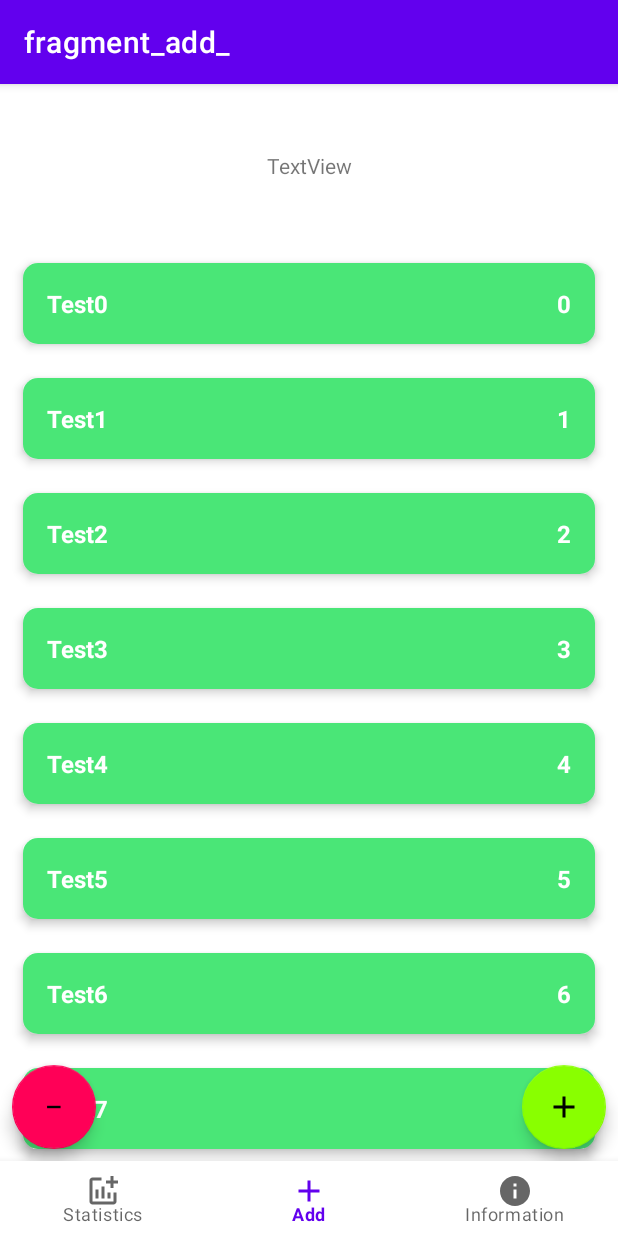
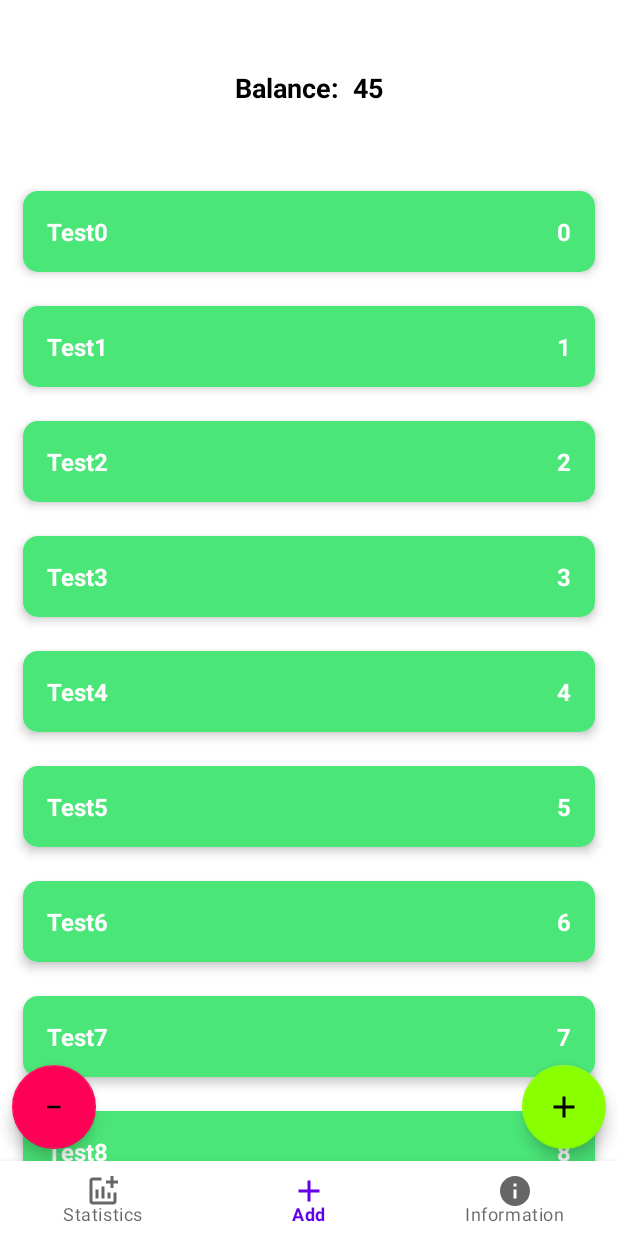
Before and after one commit to YungDenn/CoinKeeper, an Android app: the screen it shows after launch (MainActivity), on a phone screen of 412 x 824 dp. Run offline under Robolectric (Android 15) with nearby library versions, the phone set to English and light mode, and no system bars; our stand-ins replace navigation-ui.

Commit message:
Add Finance Balance

```diff
--- a/app/src/main/java/com/example/coinkeeper/data/FinanceItemListRepositoryImpl.kt
+++ b/app/src/main/java/com/example/coinkeeper/data/FinanceItemListRepositoryImpl.kt
@@ -11,7 +11,12 @@ object FinanceItemListRepositoryImpl: FinanceItemRepository {
     private val financeListLD = MutableLiveData<List<FinanceItem>>()
     private val financeList = sortedSetOf<FinanceItem>({ p0, p1 -> p0.id.compareTo(p1.id) })
 
+
+    private val balanceLD = MutableLiveData<Int>()
+    private var balance: Int = 0
+
     private var autoIncrementId = 0
+    //private var balance = 0
 
     init {
         for (i in 0 until 10) {
@@ -24,9 +29,20 @@ object FinanceItemListRepositoryImpl: FinanceItemRepository {
         if (financeItem.id == FinanceItem.UNDEFINED_ID) {
             financeItem.id = autoIncrementId++
         }
+        updateBalance(financeItem.sum)
         financeList.add(financeItem)
         updateList()
     }
+
+    private fun updateBalance(sum: Int){
+        balance += sum
+        balanceLD.value = balance
+    }
+
+    override fun getFinanceBalance(): MutableLiveData<Int> {
+        return balanceLD
+    }
+
 
     override fun deleteItem(financeItem: FinanceItem) {
         financeList.remove(financeItem)
@@ -51,6 +67,7 @@ object FinanceItemListRepositoryImpl: FinanceItemRepository {
 
     private fun updateList(){
         financeListLD.value = financeList.toList()
+
     }
 
 }
--- /dev/null
+++ b/app/src/main/java/com/example/coinkeeper/domain/FinanceBalance.kt
@@ -0,0 +1,5 @@
+package com.example.coinkeeper.domain
+
+data class FinanceBalance (
+    val balance: Int
+)
--- a/app/src/main/java/com/example/coinkeeper/domain/FinanceItemRepository.kt
+++ b/app/src/main/java/com/example/coinkeeper/domain/FinanceItemRepository.kt
@@ -1,6 +1,7 @@
 package com.example.coinkeeper.domain
 
 import androidx.lifecycle.LiveData
+import androidx.lifecycle.MutableLiveData
 
 interface FinanceItemRepository {
 
@@ -13,4 +14,7 @@ interface FinanceItemRepository {
     fun getFinanceItem(financeItemId: Int): FinanceItem
 
     fun getFinanceItemList(): LiveData<List<FinanceItem>>
+
+    fun getFinanceBalance(): MutableLiveData<Int>
+
 }
--- /dev/null
+++ b/app/src/main/java/com/example/coinkeeper/domain/GetFinanceBalanceUseCase.kt
@@ -0,0 +1,9 @@
+package com.example.coinkeeper.domain
+
+import androidx.lifecycle.MutableLiveData
+
+class GetFinanceBalanceUseCase(private val financeItemRepository: FinanceItemRepository) {
+    fun getFinanceBalance(): MutableLiveData<Int>{
+        return financeItemRepository.getFinanceBalance()
+    }
+}
--- a/app/src/main/java/com/example/coinkeeper/presentation/Add_Fragment.kt
+++ b/app/src/main/java/com/example/coinkeeper/presentation/Add_Fragment.kt
@@ -5,31 +5,46 @@ import androidx.fragment.app.Fragment
 import android.view.LayoutInflater
 import android.view.View
 import android.view.ViewGroup
+import android.widget.TextView
+import androidx.lifecycle.MutableLiveData
 import androidx.lifecycle.ViewModelProvider
 import androidx.recyclerview.widget.RecyclerView
-import android.widget.TextView
+import androidx.recyclerview.widget.ItemTouchHelper
 import com.example.coinkeeper.R
 import com.google.android.material.floatingactionbutton.FloatingActionButton
 
 
 class Add_Fragment : Fragment(), FinanceItemFragment.OnEditingFinishedListener {
 
-    private lateinit var viewModel: MainViewModel
+
     private lateinit var financeListAdapter: FinanceListAdapter
+    private lateinit var balance: MutableLiveData<Int>
+
+    private lateinit var viewModelMain : MainViewModel
+        //ViewModelProvider(this).get(MainViewModel::class.java)
+
 
     override fun onCreate(savedInstanceState: Bundle?) {
         super.onCreate(savedInstanceState)
+        viewModelMain = ViewModelProvider(this).get(MainViewModel::class.java)
+        viewModelMain.financeList.observe(this) {
+            financeListAdapter.submitList(it)
+        }
 
     }
 
     override fun onViewCreated(view: View, savedInstanceState: Bundle?) {
         super.onViewCreated(view, savedInstanceState)
         //setupAddOnClickListener()
-        val buttonAddItem = view.findViewById<FloatingActionButton>(R.id.bAdd)
-        buttonAddItem?.setOnClickListener{
+        val buttonIncomeItem = view.findViewById<FloatingActionButton>(R.id.bAdd)
+        val buttonExpenseItem = view.findViewById<FloatingActionButton>(R.id.bMinus)
+        buttonIncomeItem?.setOnClickListener{
             launchFragment(FinanceItemFragment.newInstanceAddItemIncome())
         }
-
+        buttonExpenseItem?.setOnClickListener{
+            launchFragment(FinanceItemFragment.newInstanceAddItemExpense())
+        }
+        setupBalance()
     }
 
     override fun onEditingFinished() {
@@ -40,20 +55,17 @@ class Add_Fragment : Fragment(), FinanceItemFragment.OnEditingFinishedListener {
         inflater: LayoutInflater, container: ViewGroup?,
         savedInstanceState: Bundle?
     ): View? {
-        // Inflate the layout for this fragment
         val view = inflater.inflate(R.layout.fragment_add_, container, false)
         setupRecyclerView(view)
-        viewModel = ViewModelProvider(this).get(MainViewModel::class.java)
-        viewModel.financeList.observe(this) {
-            financeListAdapter.submitList(it)
-        }
         return view
     }
-    //private fun setupAddOnClickListener(){
-//
-    //}
+    private fun setupBalance(){
+        val tv_Balance = requireActivity().findViewById<TextView>(R.id.tv_Balance)
+        viewModelMain.balanceLD.observe(this){
+            tv_Balance.setText(it.toString())
+        }
 
-
+    }
     private fun launchFragment(fragment: Fragment) {
         parentFragmentManager.popBackStack()
         parentFragmentManager.beginTransaction()
@@ -75,7 +87,37 @@ class Add_Fragment : Fragment(), FinanceItemFragment.OnEditingFinishedListener {
                 FinanceListAdapter.VIEW_TYPE_EXPENSE,
                 FinanceListAdapter.MAX_POOL_SIZE
             )
-            //setupClickListener()
+            setupSwipeListener(rvFinanceList)
+            setupClickListener()
+        }
+    }
+
+    private fun setupSwipeListener(rvFinanceList: RecyclerView) {
+        val callback = object : ItemTouchHelper.SimpleCallback(
+            0,
+            ItemTouchHelper.LEFT or ItemTouchHelper.RIGHT
+        ) {
+
+            override fun onMove(
+                recyclerView: RecyclerView,
+                viewHolder: RecyclerView.ViewHolder,
+                target: RecyclerView.ViewHolder
+            ): Boolean {
+                return false
+            }
+
+            override fun onSwiped(viewHolder: RecyclerView.ViewHolder, direction: Int) {
+                val item = financeListAdapter.currentList[viewHolder.adapterPosition]
+                viewModelMain.deleteFinanceItem(item)
+            }
+        }
+        val itemTouchHelper = ItemTouchHelper(callback)
+        itemTouchHelper.attachToRecyclerView(rvFinanceList)
+    }
+
+    private fun setupClickListener() {
+        financeListAdapter.onFinanceItemClickListener = {
+            launchFragment(FinanceItemFragment.newInstanceEditItem(it.id))
         }
     }
 
--- a/app/src/main/java/com/example/coinkeeper/presentation/FinanceItemFragment.kt
+++ b/app/src/main/java/com/example/coinkeeper/presentation/FinanceItemFragment.kt
@@ -79,6 +79,7 @@ class FinanceItemFragment : Fragment() {
         viewModel.shopItem.observe(viewLifecycleOwner) {
             etName.setText(it.name)
             etCount.setText(it.sum.toString())
+            etComment.setText(it.comment)
         }
         buttonSave.setOnClickListener {
             viewModel.editFinanceItem(etName.text?.toString(), etCount.text?.toString(), etComment.text?.toString())
@@ -162,8 +163,7 @@ class FinanceItemFragment : Fragment() {
         val operation = args.getString(OPERATION_TYPE)
         if (operation == OPERATION_INCOME){
             typeOperation = 1
-        }
-        else{
+        } else{
             typeOperation = 0
         }
     }
@@ -202,6 +202,15 @@ class FinanceItemFragment : Fragment() {
             }
         }
 
+        fun newInstanceAddItemExpense(): FinanceItemFragment {
+            return FinanceItemFragment().apply {
+                arguments = Bundle().apply {
+                    putString(SCREEN_MODE, MODE_ADD)
+                    putString(OPERATION_TYPE, OPERATION_EXPENSE)
+                }
+            }
+        }
+
         fun newInstanceEditItem(financeItemId: Int): FinanceItemFragment {
             //return ShopItemFragment(MODE_EDIT, shopItemId)
             return FinanceItemFragment().apply {
--- a/app/src/main/java/com/example/coinkeeper/presentation/FinanceItemViewHolder.kt
+++ b/app/src/main/java/com/example/coinkeeper/presentation/FinanceItemViewHolder.kt
@@ -1,6 +1,7 @@
 package com.example.coinkeeper.presentation
 
 import android.view.View
+import android.widget.EditText
 import android.widget.TextView
 import androidx.recyclerview.widget.RecyclerView
 import com.example.coinkeeper.R
--- a/app/src/main/java/com/example/coinkeeper/presentation/FinanceItemViewModel.kt
+++ b/app/src/main/java/com/example/coinkeeper/presentation/FinanceItemViewModel.kt
@@ -1,13 +1,11 @@
 package com.example.coinkeeper.presentation
+
 
 import androidx.lifecycle.LiveData
 import androidx.lifecycle.MutableLiveData
 import androidx.lifecycle.ViewModel
 import com.example.coinkeeper.data.FinanceItemListRepositoryImpl
-import com.example.coinkeeper.domain.AddFinanceItemUseCase
-import com.example.coinkeeper.domain.EditFinanceItemUseCase
-import com.example.coinkeeper.domain.FinanceItem
-import com.example.coinkeeper.domain.GetFinanceItemUseCase
+import com.example.coinkeeper.domain.*
 import java.lang.Exception
 
 class FinanceItemViewModel: ViewModel() {
@@ -16,6 +14,7 @@ class FinanceItemViewModel: ViewModel() {
     private val getItemUseCase = GetFinanceItemUseCase(repository)
     private val addFinanceItemUseCase = AddFinanceItemUseCase(repository)
     private val editItemUseCase = EditFinanceItemUseCase(repository)
+
 
     private val _errorInputName = MutableLiveData<Boolean>()
     val errorInputName: LiveData<Boolean>
@@ -33,6 +32,9 @@ class FinanceItemViewModel: ViewModel() {
     val closeScreen: LiveData<Unit>
         get() = _closeScreen
 
+    private val _financeBalance = MutableLiveData<Int>()
+    val financeBalance: LiveData<Int>
+        get() = _financeBalance
 
     fun getFinanceItem(FinanceItemId: Int){
         val item = getItemUseCase.getItem(FinanceItemId)
@@ -56,7 +58,11 @@ class FinanceItemViewModel: ViewModel() {
             finishWork()
         }
 
+
+        _financeBalance.value = count
+
     }
+
 
     fun editFinanceItem(inputName: String?, inputCount: String?, inputComment: String?){
         val name = parseName(inputName)
--- a/app/src/main/java/com/example/coinkeeper/presentation/MainActivity.kt
+++ b/app/src/main/java/com/example/coinkeeper/presentation/MainActivity.kt
@@ -31,7 +31,7 @@ class MainActivity : AppCompatActivity(), FinanceItemFragment.OnEditingFinishedL
         val navHostFragment = supportFragmentManager.findFragmentById(R.id.fragmentContainer) as NavHostFragment
         val navController = navHostFragment.navController
 
-        setupActionBarWithNavController(navController)
+       // setupActionBarWithNavController(navController)
         bottomNavigationView.setupWithNavController(navController)
     }
 
--- a/app/src/main/java/com/example/coinkeeper/presentation/MainViewModel.kt
+++ b/app/src/main/java/com/example/coinkeeper/presentation/MainViewModel.kt
@@ -1,11 +1,9 @@
 package com.example.coinkeeper.presentation
 
+import androidx.lifecycle.MutableLiveData
 import androidx.lifecycle.ViewModel
 import com.example.coinkeeper.data.FinanceItemListRepositoryImpl
-import com.example.coinkeeper.domain.DeleteFinanceItemUseCase
-import com.example.coinkeeper.domain.EditFinanceItemUseCase
-import com.example.coinkeeper.domain.FinanceItem
-import com.example.coinkeeper.domain.GetFinanceItemListUseCase
+import com.example.coinkeeper.domain.*
 
 class MainViewModel: ViewModel() {
 
@@ -13,12 +11,15 @@ class MainViewModel: ViewModel() {
 
     private val getFinanceListUseCase = GetFinanceItemListUseCase(repository)
     private val deleteFinanceItemUseCase = DeleteFinanceItemUseCase(repository)
-    private val editFinanceItemUseCase = EditFinanceItemUseCase(repository)
+    private val getFinanceBalanceUseCase = GetFinanceBalanceUseCase(repository)
+    //private val editFinanceItemUseCase = EditFinanceItemUseCase(repository)
 
     val financeList = getFinanceListUseCase.getFinanceList()
+    val balanceLD = getFinanceBalanceUseCase.getFinanceBalance()
 
     fun deleteFinanceItem(financeItem: FinanceItem){
         deleteFinanceItemUseCase.deleteItem(financeItem)
     }
 
+
 }
--- a/app/src/main/res/layout/finance_item_income.xml
+++ b/app/src/main/res/layout/finance_item_income.xml
@@ -29,6 +29,7 @@
             android:textStyle="bold"
             tools:text="Пополнение карты" />
 
+
         <TextView
             android:id="@+id/tv_sum"
             android:layout_width="wrap_content"
--- a/app/src/main/res/layout/fragment_add_.xml
+++ b/app/src/main/res/layout/fragment_add_.xml
@@ -14,13 +14,32 @@
         app:layout_constraintGuide_percent="0.15"/>
 
     <TextView
-        android:id="@+id/textView2"
+        android:id="@+id/tvLabel"
         android:layout_width="wrap_content"
         android:layout_height="wrap_content"
-        android:text="TextView"
+        android:text="Balance:  "
+        android:textColor="@color/black"
+        android:textSize="18sp"
+        android:textStyle="bold"
+        app:layout_constraintBottom_toTopOf="@+id/guideline2"
+        app:layout_constraintEnd_toStartOf="@+id/tv_Balance"
+        app:layout_constraintHorizontal_chainStyle="packed"
+        app:layout_constraintStart_toStartOf="parent"
+        app:layout_constraintTop_toTopOf="parent"
+        />
+
+    <TextView
+        android:id="@+id/tv_Balance"
+        android:layout_width="wrap_content"
+        android:layout_height="wrap_content"
+        android:text=""
+        android:textColor="@color/black"
+        android:textSize="18sp"
+        android:textStyle="bold"
         app:layout_constraintBottom_toTopOf="@+id/guideline2"
         app:layout_constraintEnd_toEndOf="parent"
-        app:layout_constraintStart_toStartOf="parent"
+        app:layout_constraintHorizontal_chainStyle="packed"
+        app:layout_constraintStart_toEndOf="@+id/tvLabel"
         app:layout_constraintTop_toTopOf="parent" />
 
     <androidx.recyclerview.widget.RecyclerView
@@ -44,7 +63,8 @@
         app:backgroundTint="@color/addB_color"
         app:layout_constraintBottom_toBottomOf="parent"
         app:layout_constraintEnd_toEndOf="parent"
-        app:srcCompat="@drawable/ic_baseline_add_24" />
+        app:srcCompat="@drawable/ic_baseline_add_24"
+        tools:ignore="SpeakableTextPresentCheck" />
 
     <com.google.android.material.floatingactionbutton.FloatingActionButton
         android:id="@+id/bMinus"
@@ -56,6 +76,7 @@
         app:backgroundTint="@color/minusB_color"
         app:layout_constraintBottom_toBottomOf="parent"
         app:layout_constraintStart_toStartOf="parent"
-        app:srcCompat="@drawable/minus" />
+        app:srcCompat="@drawable/minus"
+        tools:ignore="SpeakableTextPresentCheck" />
 
 </androidx.constraintlayout.widget.ConstraintLayout>
--- a/app/src/main/res/values-night/themes.xml
+++ b/app/src/main/res/values-night/themes.xml
@@ -1,6 +1,6 @@
 <resources xmlns:tools="http://schemas.android.com/tools">
     <!-- Base application theme. -->
-    <style name="Theme.CoinKeeper" parent="Theme.MaterialComponents.DayNight.DarkActionBar">
+    <style name="Theme.CoinKeeper" parent="Theme.MaterialComponents.DayNight.NoActionBar">
         <!-- Primary brand color. -->
         <item name="colorPrimary">@color/purple_200</item>
         <item name="colorPrimaryVariant">@color/purple_700</item>
--- a/app/src/main/res/values/strings.xml
+++ b/app/src/main/res/values/strings.xml
@@ -1,12 +1,11 @@
 <resources>
     <string name="app_name">CoinKeeper</string>
-    <!-- TODO: Remove or change this placeholder text -->
-    <string name="hello_blank_fragment">Hello blank fragment</string>
     <string name="hint_name_add_item">Name:</string>
     <string name="hint_count_add_item">Count:</string>
     <string name="hint_bSave_add_item">Save</string>
     <string name="hint_comment_add_item">Comment:</string>
     <string name="error_input_count">Invalid number</string>
     <string name="error_input_name">Invalid name</string>
+    <string name="balance">%s</string>
 
 </resources>
--- a/app/src/main/res/values/themes.xml
+++ b/app/src/main/res/values/themes.xml
@@ -1,6 +1,6 @@
 <resources xmlns:tools="http://schemas.android.com/tools">
     <!-- Base application theme. -->
-    <style name="Theme.CoinKeeper" parent="Theme.MaterialComponents.DayNight.DarkActionBar">
+    <style name="Theme.CoinKeeper" parent="Theme.MaterialComponents.DayNight.NoActionBar">
         <!-- Primary brand color. -->
         <item name="colorPrimary">@color/purple_500</item>
         <item name="colorPrimaryVariant">@color/purple_700</item>
```
